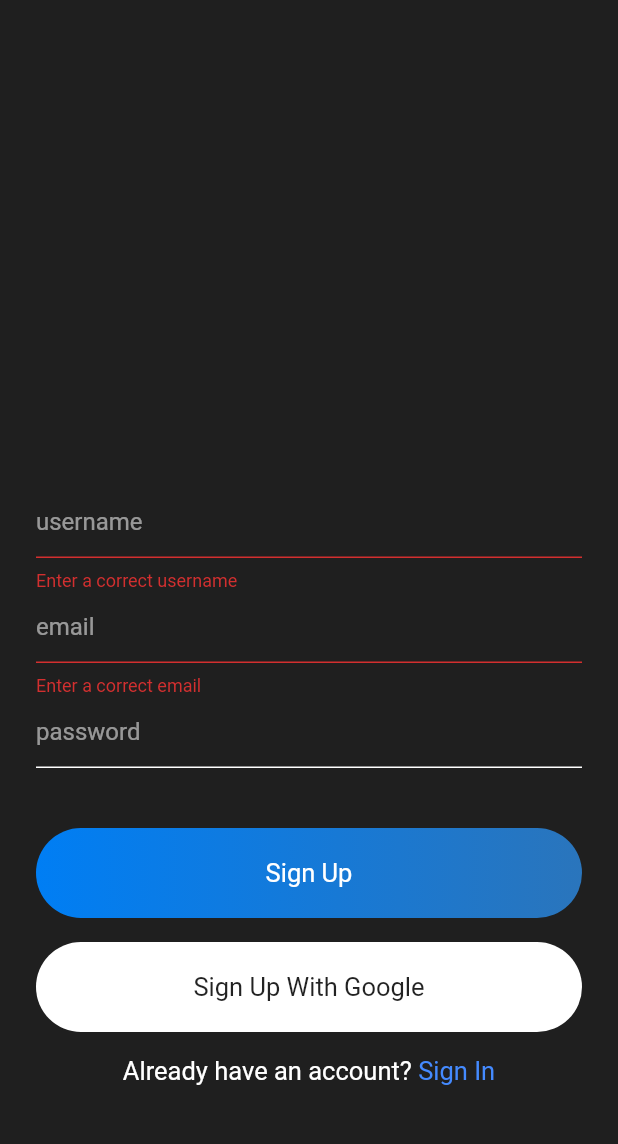
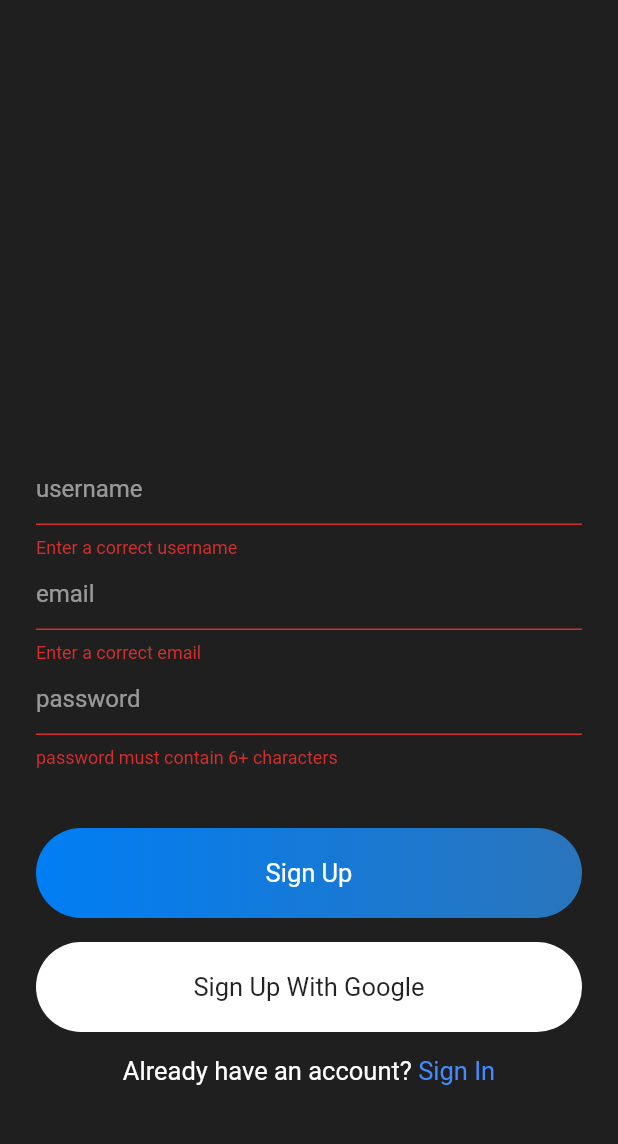
Before and after one commit to mohamedamine-tarhouni/chatbox, a Flutter app: the screen it shows after launch, after a tap on "Sign Up", on a phone screen of 412 x 824 dp, the part 84-1228 px from its top. Run offline on Flutter 3.47's test engine with Material 2 defaults, Android fonts, the phone set to English and light mode, and no system bars; our stand-ins replace firebase_auth; accounts and stored records are empty.

Commit message:
connexion inscription en cours

```diff
--- a/lib/views/signup.dart
+++ b/lib/views/signup.dart
@@ -40,7 +40,7 @@ class _SignUpState extends State<SignUp> {
                       children: [
                         TextFormField(
                           validator: (val){
-                            return val!=null&&(val.isEmpty || val.length<4) ? "Enter a correct username":null;
+                            return val!=null&&(val.length<4) ? "Enter a correct username":null;
                           },
                             controller: userNameTextEditingController,
                             style: simpleTextStyle(Colors.white, 16),
@@ -54,6 +54,9 @@ class _SignUpState extends State<SignUp> {
                             style: simpleTextStyle(Colors.white, 16),
                             decoration: textFieldInputDecoration("email")),
                         TextFormField(
+                            validator: (val){
+                              return val!=null&&(val.length>6) ? null:"password must contain 6+ characters";
+                            },
                             controller: passwordTextEditingController,
                             style: simpleTextStyle(Colors.white, 16),
                             decoration: textFieldInputDecoration("password")),
```
